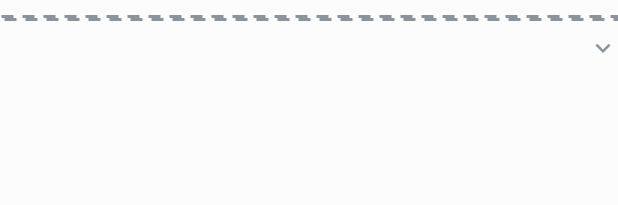
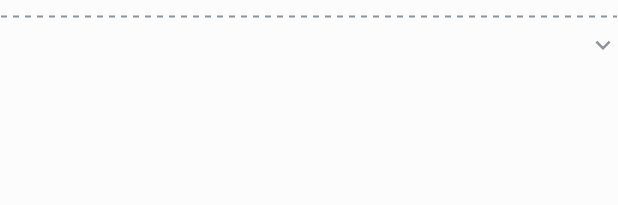
Before and after one commit to tofiapp/link-wrapper, an Android app: the layout item_bookmark_group_header.xml on its own in the app's theme, with its tools: preview values and no code run, on a phone screen of 412 x 824 dp. Shown: the top 205 px of the screen. Run offline under Robolectric (Android 15) with nearby library versions, the phone set to English and light mode, and no system bars.

Commit message:
Polish Složka groups: keyboard, hatch, order, wording.
Rename/add dialogs resize above the IME and the form scrolls. The
group hatch is a dashed line instead of a stroked box. Named groups
sit at the top of the Složka popup. UI copy uses skupina inside Složka.

Co-authored-by: tofiapp <tofiapp@users.noreply.github.com>

```diff
--- a/app/src/main/res/drawable/bg_hatch_line.xml
+++ b/app/src/main/res/drawable/bg_hatch_line.xml
@@ -1,11 +1,10 @@
 <?xml version="1.0" encoding="utf-8"?>
 <shape xmlns:android="http://schemas.android.com/apk/res/android"
-    android:shape="rectangle">
+    android:shape="line">
+    <stroke
+        android:width="1.5dp"
+        android:color="@color/ink_faint"
+        android:dashWidth="4dp"
+        android:dashGap="4dp" />
     <size android:height="2dp" />
-    <solid android:color="@android:color/transparent" />
-    <stroke
-        android:width="2dp"
-        android:color="@color/ink_faint"
-        android:dashWidth="8dp"
-        android:dashGap="6dp" />
 </shape>
--- a/app/src/main/res/layout/item_bookmark_group_header.xml
+++ b/app/src/main/res/layout/item_bookmark_group_header.xml
@@ -10,8 +10,9 @@
 
     <View
         android:layout_width="match_parent"
-        android:layout_height="4dp"
-        android:background="@drawable/bg_hatch_line" />
+        android:layout_height="2dp"
+        android:background="@drawable/bg_hatch_line"
+        android:layerType="software" />
 
     <LinearLayout
         android:layout_width="match_parent"
--- a/app/src/main/res/layout/popup_trial_bookmarks.xml
+++ b/app/src/main/res/layout/popup_trial_bookmarks.xml
@@ -31,7 +31,7 @@
             android:layout_width="40dp"
             android:layout_height="40dp"
             android:background="?attr/selectableItemBackgroundBorderless"
-            android:contentDescription="Přidat podsložku"
+            android:contentDescription="Přidat skupinu"
             android:padding="8dp"
             android:src="@drawable/ic_add"
             app:tint="@color/accent" />
```
Also changed, not shown: app/src/main/java/com/example/linkwrapper/TrialBookmarks.kt (+7 -6 lines), app/src/main/java/com/example/linkwrapper/WebViewActivity.kt (+59 -13 lines), app/src/main/res/layout/dialog_bookmark_label.xml (+12 -4 lines), 1 other file.
